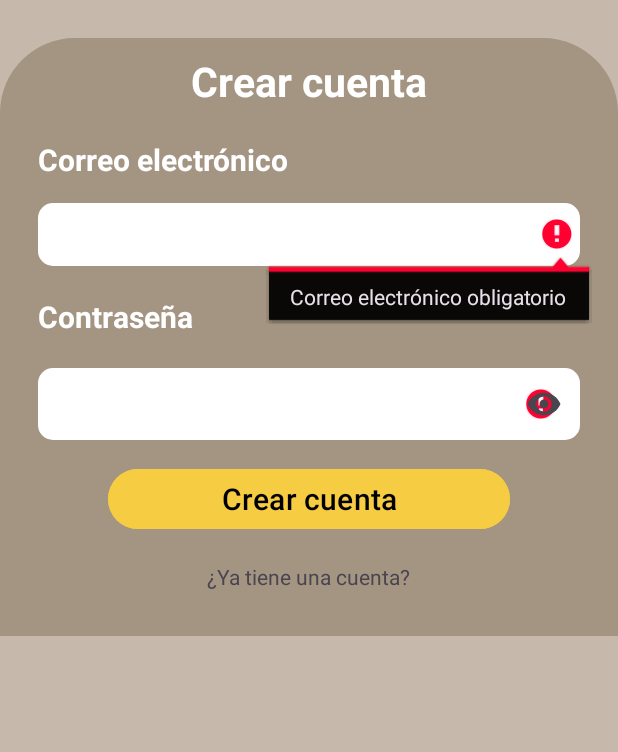
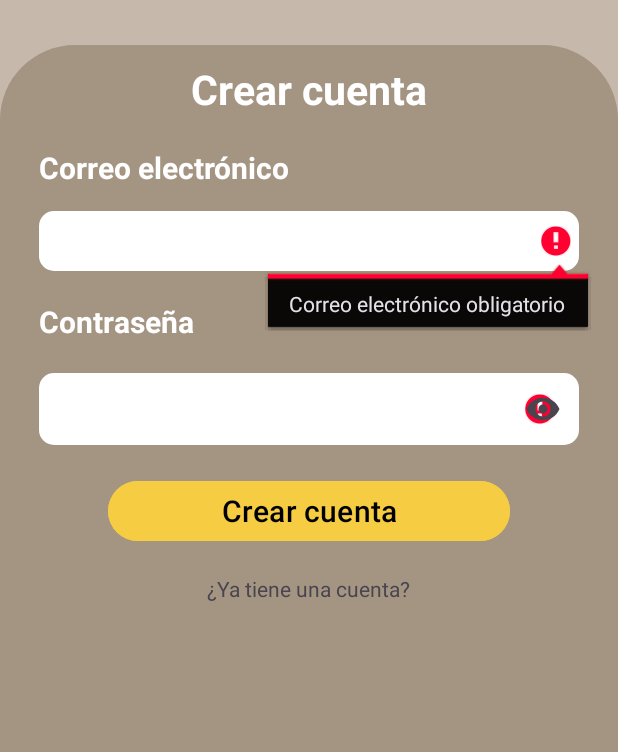
Before and after one commit to AngelSuarez03/Cowtrol, an Android app: the CrearCuentaActivity screen opened directly, with no data from a screen before it, after a tap on "Crear cuenta", on a phone screen of 412 x 824 dp, the part 484-1236 px from its top. Run offline under Robolectric (Android 15) with nearby library versions, the phone set to English and light mode, and no system bars.

Commit message:
Funcionalidad Agregar Usuario, Creacion BD, Creacion Tabla Usuarios, Creacion Data Class Usuario

```diff
--- a/app/src/main/AndroidManifest.xml
+++ b/app/src/main/AndroidManifest.xml
@@ -12,6 +12,9 @@
         android:supportsRtl="true"
         android:theme="@style/Theme.Cowtrol"
         tools:targetApi="31">
+        <activity
+            android:name=".PruebaActivity"
+            android:exported="false" />
         <activity
             android:name=".RegistrarTrabajadorActivity"
             android:exported="false" />
--- a/app/src/main/java/uv/tc/cowtrol/CrearCuentaActivity.kt
+++ b/app/src/main/java/uv/tc/cowtrol/CrearCuentaActivity.kt
@@ -1,5 +1,6 @@
 package uv.tc.cowtrol
 
+import android.content.Intent
 import android.os.Bundle
 import android.widget.Toast
 import androidx.activity.enableEdgeToEdge
@@ -29,6 +30,12 @@ class CrearCuentaActivity : AppCompatActivity() {
                 agregarUsuario(nuevoUsuario)
             }
         }
+
+        binding.etCuentaExistente.setOnClickListener{
+            val intent = Intent(this, LoginActivity::class.java)
+            startActivity(intent)
+            finish()
+        }
     }
 
     fun agregarUsuario(usuario: Usuario) {
@@ -40,6 +47,10 @@ class CrearCuentaActivity : AppCompatActivity() {
             binding.etPassword.setText("")
             binding.etCorreo.error = null
             binding.etPassword.error = null
+
+            val intent = Intent(this, LoginActivity::class.java)
+            startActivity(intent)
+            finish()
         } else {
             mensaje = "Hubo un error al registrar el usuario, intentelo nuevamente"
         }
@@ -48,8 +59,15 @@ class CrearCuentaActivity : AppCompatActivity() {
 
     fun validarCamposUsuario(): Boolean {
         var valido = true
-        if (binding.etCorreo.text.isEmpty()) {
+        val correoValido = "[a-zA-Z0-9._-]+@[a-z]+\\.+[a-z]+"
+
+        val correo = binding.etCorreo.text.toString()
+
+        if (correo.isEmpty()) {
             binding.etCorreo.error = "Correo electrónico obligatorio"
+            valido = false
+        }else if(!correo.matches(correoValido.toRegex())){
+            binding.etCorreo.error = "Correo electrónico inválido"
             valido = false
         } else {
             binding.etCorreo.error = null
--- /dev/null
+++ b/app/src/main/res/drawable/login_border_view_registro.xml
@@ -0,0 +1,13 @@
+<?xml version="1.0" encoding="utf-8"?>
+<shape xmlns:android="http://schemas.android.com/apk/res/android">
+    <solid android:color="@color/secondary" />
+
+    <padding
+        android:left="1dp"
+        android:right="1dp"
+        android:bottom="1dp"
+        android:top="1dp" />
+
+    <corners android:topLeftRadius="50dp"
+        android:topRightRadius="50dp"/>
+</shape>
--- a/app/src/main/res/layout/activity_crear_cuenta.xml
+++ b/app/src/main/res/layout/activity_crear_cuenta.xml
@@ -4,31 +4,16 @@
     xmlns:tools="http://schemas.android.com/tools"
     android:layout_width="match_parent"
     android:layout_height="match_parent"
-    tools:context=".CrearCuentaActivity"
+    android:background="@color/surface"
     android:orientation="vertical"
-    android:background="@color/surface">
-
-    <ScrollView
-        android:layout_width="match_parent"
-        android:layout_height="0dp"
-        android:layout_weight="1">
-
-        <LinearLayout
-            android:layout_width="match_parent"
-            android:layout_height="wrap_content"
-            android:orientation="vertical">
-
-            <LinearLayout
-                android:layout_width="match_parent"
-                android:layout_height="wrap_content"
-                android:orientation="vertical"
-                android:gravity="center">
+    tools:context=".CrearCuentaActivity">
 
     <ImageView
         android:layout_width="match_parent"
         android:layout_height="250dp"
         android:layout_marginTop="10dp"
         android:src="@drawable/logo"/>
+
     <TextView
         android:layout_width="wrap_content"
         android:layout_height="wrap_content"
@@ -41,16 +26,15 @@
         android:paddingStart="25dp"
         android:paddingEnd="25dp"
         android:paddingTop="5dp"
-                    android:paddingBottom="10dp"/>
-            </LinearLayout>
+        android:paddingBottom="10dp"
+        android:layout_gravity="center"/>
 
     <LinearLayout
         android:layout_width="match_parent"
         android:layout_height="match_parent"
-                android:layout_marginTop="25dp"
-                android:background="@drawable/border_linear_layout_registro"
+        android:layout_marginTop="30dp"
         android:orientation="vertical"
-                android:paddingBottom="30dp">
+        android:background="@drawable/login_border_view_registro">
 
         <TextView
             android:layout_width="wrap_content"
@@ -81,7 +65,9 @@
             android:layout_marginEnd="25dp"
             android:background="@drawable/border_edit_text"
             android:padding="5dp"
-                    android:textSize="23dp" />
+            android:textSize="22dp"
+            android:textColor="@color/black"
+            android:inputType="textEmailAddress"/>
 
         <TextView
             android:layout_width="wrap_content"
@@ -108,8 +94,9 @@
                 android:layout_height="wrap_content"
                 android:background="@drawable/border_edit_text"
                 android:padding="5dp"
-                        android:textSize="23sp"
+                android:textSize="22sp"
                 android:inputType="textPassword"
+                android:textColor="@color/black"
                 />
 
         </com.google.android.material.textfield.TextInputLayout>
@@ -119,7 +106,7 @@
             android:layout_width="wrap_content"
             android:layout_height="wrap_content"
             android:layout_gravity="center"
-                    android:layout_marginTop="15dp"
+            android:layout_marginTop="20dp"
             android:backgroundTint="@color/accent"
             android:paddingStart="75dp"
             android:paddingEnd="75dp"
@@ -128,6 +115,7 @@
             android:textSize="20dp" />
 
         <TextView
+            android:id="@+id/et_cuenta_existente"
             android:layout_width="wrap_content"
             android:layout_height="wrap_content"
             android:layout_gravity="center"
@@ -136,6 +124,5 @@
             android:textStyle="normal" />
 
     </LinearLayout>
+
 </LinearLayout>
-    </ScrollView>
-</LinearLayout>
```
Lines whose indentation alone changed are shown as unchanged.
